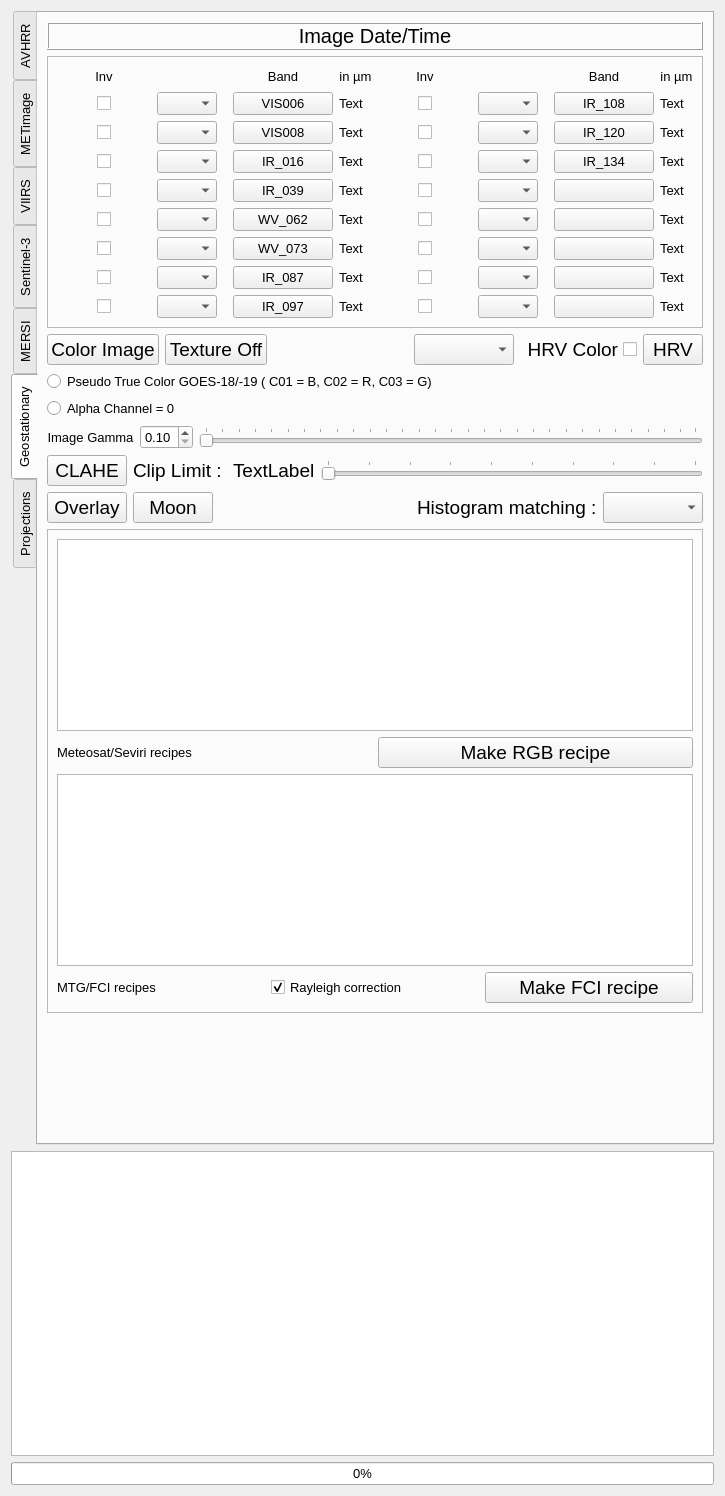
First picture: the form in core/formtoolbox.ui, repository hvanruys/EUMETCastView, before the edit.
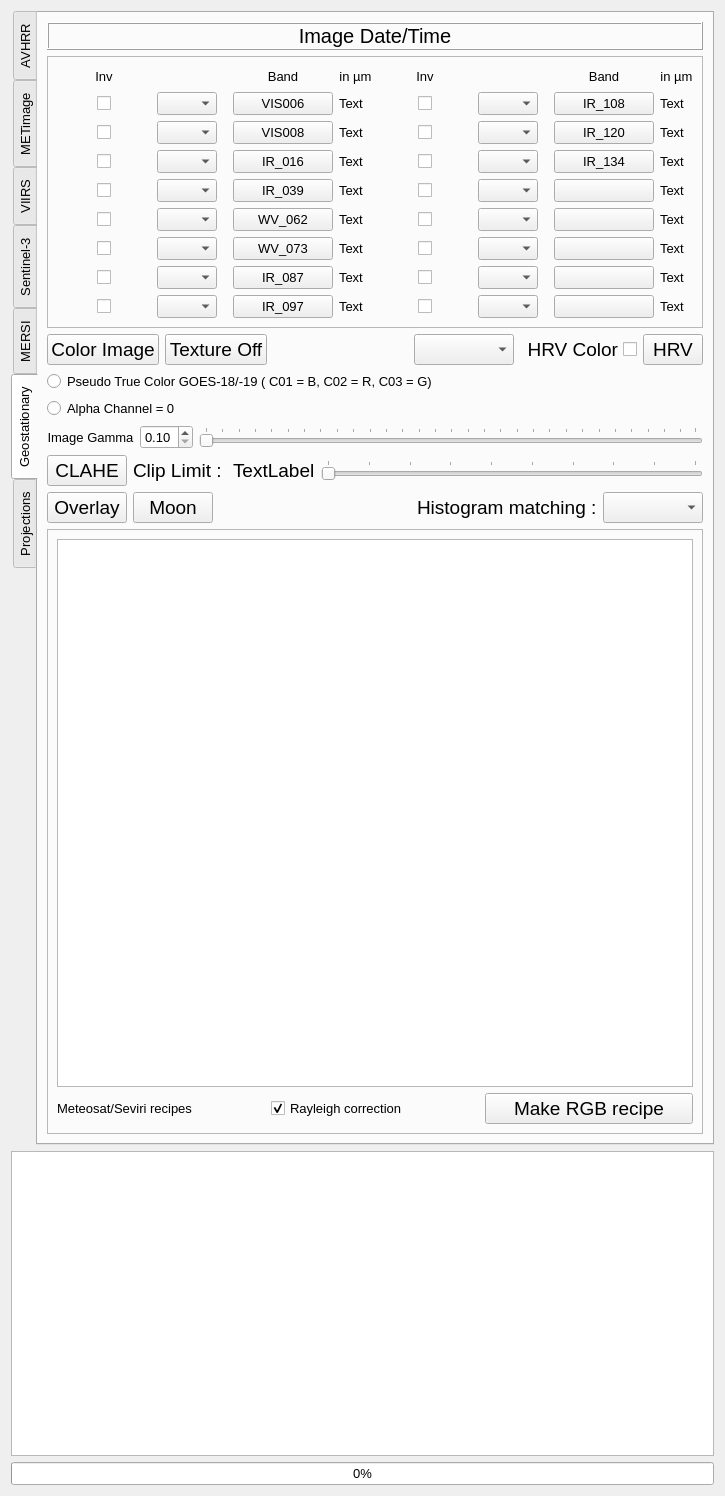
Second picture: the form after the edit. Custom widgets are drawn as their Qt base class.

Commit message: Rayleigh-correct the SEVIRI Natural Colours RGB

The edit to the form file:
```diff
--- a/core/formtoolbox.ui
+++ b/core/formtoolbox.ui
@@ -6709,52 +6709,7 @@
                </widget>
               </item>
               <item>
-               <widget class="QPushButton" name="btnRecipes">
-                <property name="font">
-                 <font>
-                  <pointsize>14</pointsize>
-                 </font>
-                </property>
-                <property name="text">
-                 <string>Make RGB recipe</string>
-                </property>
-               </widget>
-              </item>
-             </layout>
-            </item>
-           </layout>
-          </item>
-          <item>
-           <widget class="QListWidget" name="lstFCIRGB">
-            <property name="minimumSize">
-             <size>
-              <width>0</width>
-              <height>50</height>
-             </size>
-            </property>
-            <property name="font">
-             <font>
-              <pointsize>10</pointsize>
-             </font>
-            </property>
-           </widget>
-          </item>
-          <item>
-           <layout class="QHBoxLayout" name="horizontalLayout_fcirecipe">
-            <item>
-             <widget class="QLabel" name="label_fcirecipe">
-              <property name="font">
-               <font>
-                <pointsize>10</pointsize>
-               </font>
-              </property>
-              <property name="text">
-               <string>MTG/FCI recipes</string>
-              </property>
-             </widget>
-            </item>
-            <item>
-             <widget class="QCheckBox" name="chkFciRayleigh">
+               <widget class="QCheckBox" name="chkGeoRayleigh">
               <property name="font">
                <font>
                 <pointsize>10</pointsize>
@@ -6772,34 +6727,23 @@
              </widget>
             </item>
             <item>
-             <widget class="QPushButton" name="btnFCIRecipes">
+               <widget class="QPushButton" name="btnRecipes">
               <property name="font">
                <font>
                 <pointsize>14</pointsize>
                </font>
               </property>
               <property name="text">
-               <string>Make FCI recipe</string>
+                 <string>Make RGB recipe</string>
               </property>
              </widget>
             </item>
            </layout>
           </item>
          </layout>
-        </widget>
-       </item>
-       <item>
-        <spacer name="verticalSpacer_2">
-         <property name="orientation">
-          <enum>Qt::Orientation::Vertical</enum>
-         </property>
-         <property name="sizeHint" stdset="0">
-          <size>
-           <width>20</width>
-           <height>120</height>
-          </size>
-         </property>
-        </spacer>
+          </item>
+         </layout>
+        </widget>
        </item>
       </layout>
      </widget>
```
Left out of the diff: 4 changed lines with no effect on the pictures. Lines whose indentation alone changed are shown as unchanged. The commit also changes 19 other files.
